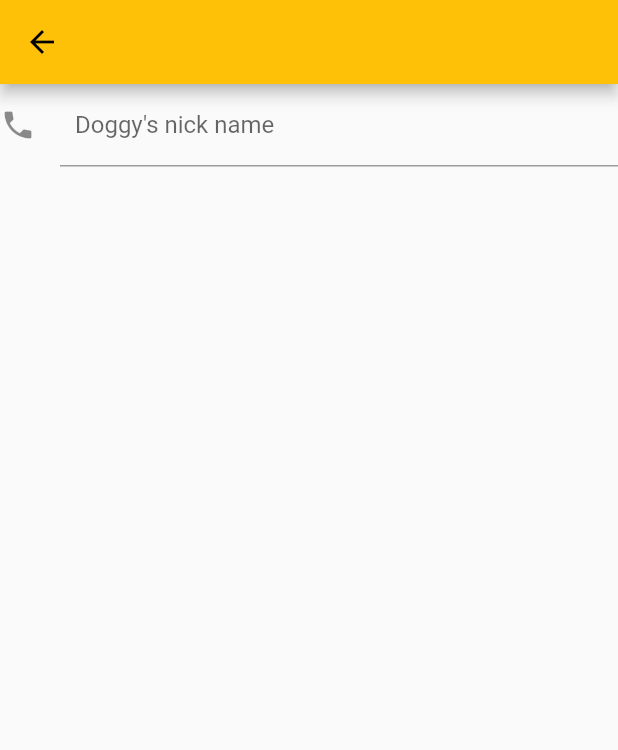
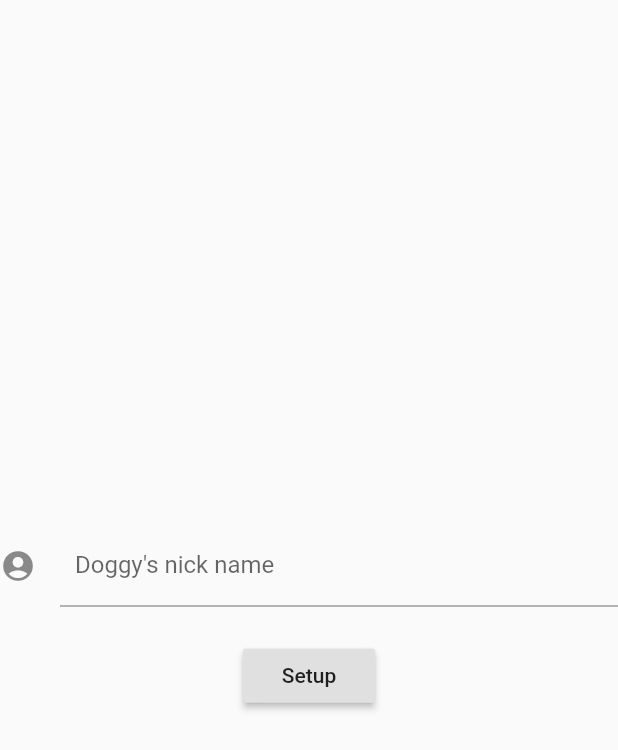
Before and after one commit to BigTicket5/doggyrecgn, a Flutter app: the InitPage screen opened directly, on a phone screen of 412 x 824 dp. Shown: the top 750 px of the screen. Run offline on Flutter 3.47's test engine with Material 2 defaults, Android fonts, the phone set to English and light mode, and no system bars.

Commit message:
20190611

```diff
--- a/lib/main.dart
+++ b/lib/main.dart
@@ -1,8 +1,9 @@
+import 'package:doggyrecgn/pages/doginit.dart';
 import 'package:flutter/material.dart';
 
-void main() => runApp(MyApp());
+void main() => runApp(DoggyrecgnApp());
 
-class MyApp extends StatelessWidget {
+class DoggyrecgnApp extends StatelessWidget {
   // This widget is the root of your application.
   @override
   Widget build(BuildContext context) {
@@ -11,7 +12,7 @@ class MyApp extends StatelessWidget {
       theme: ThemeData(
         primarySwatch: Colors.amber,
       ),
-      home: DoggyPage(title: ''),
+      home: InitPage(),
     );
   }
 }
--- a/lib/pages/doginit.dart
+++ b/lib/pages/doginit.dart
@@ -12,25 +12,21 @@ class InitPageState extends State<InitPage>{
   @override
   Widget build(BuildContext context) {
     return Scaffold(
-      appBar: AppBar(
-
-      ),
-      body: Center(
+      body: Container(
         child: Column(
+          mainAxisAlignment: MainAxisAlignment.center,
           children: <Widget>[
             TextField(
-              keyboardType: TextInputType.number,
-              decoration: InputDecoration(
-              contentPadding: EdgeInsets.all(10.0),
-              icon: Icon(Icons.phone),
-              labelText: 'Doggy\'s nick name',
-              helperText: '',
+                keyboardType: TextInputType.text,
+                decoration: InputDecoration(contentPadding: EdgeInsets.all(10.0),icon: Icon(Icons.account_circle),labelText: 'Doggy\'s nick name',helperText: ''),
             ),
-            )
+            RaisedButton(onPressed:_init,child: Text('Setup'),)
           ],
         ),
       ),
-
     );
   }
+
+  void _init() {
+  }
 }
```
Also changed, not shown: 1 other file.
